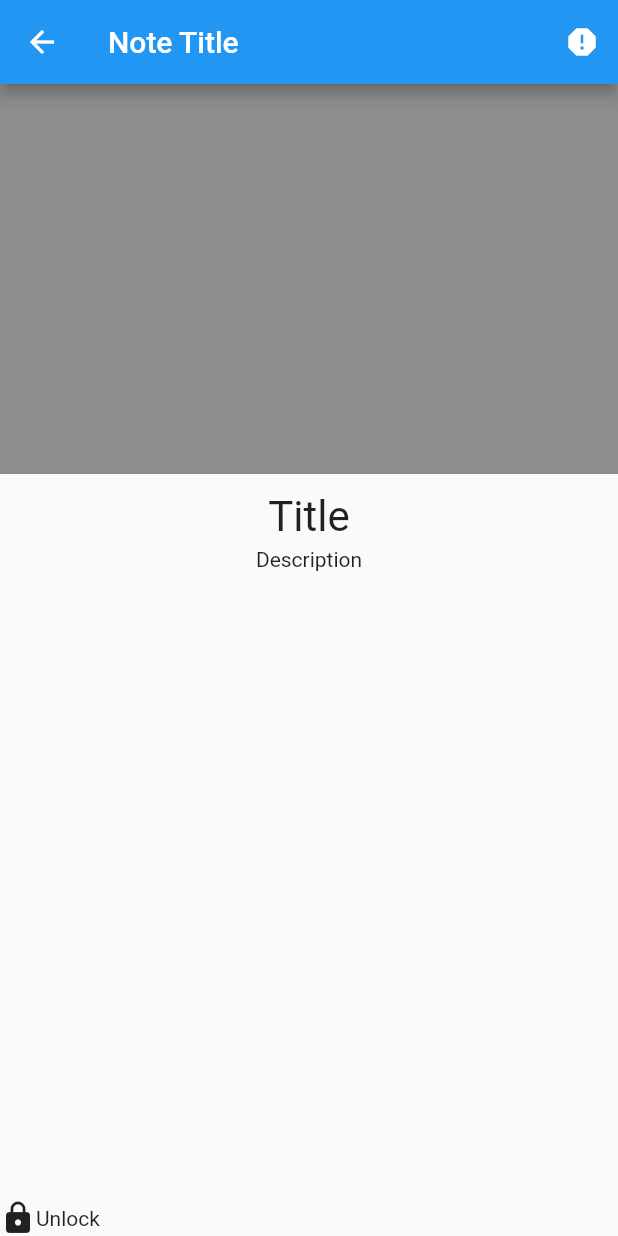
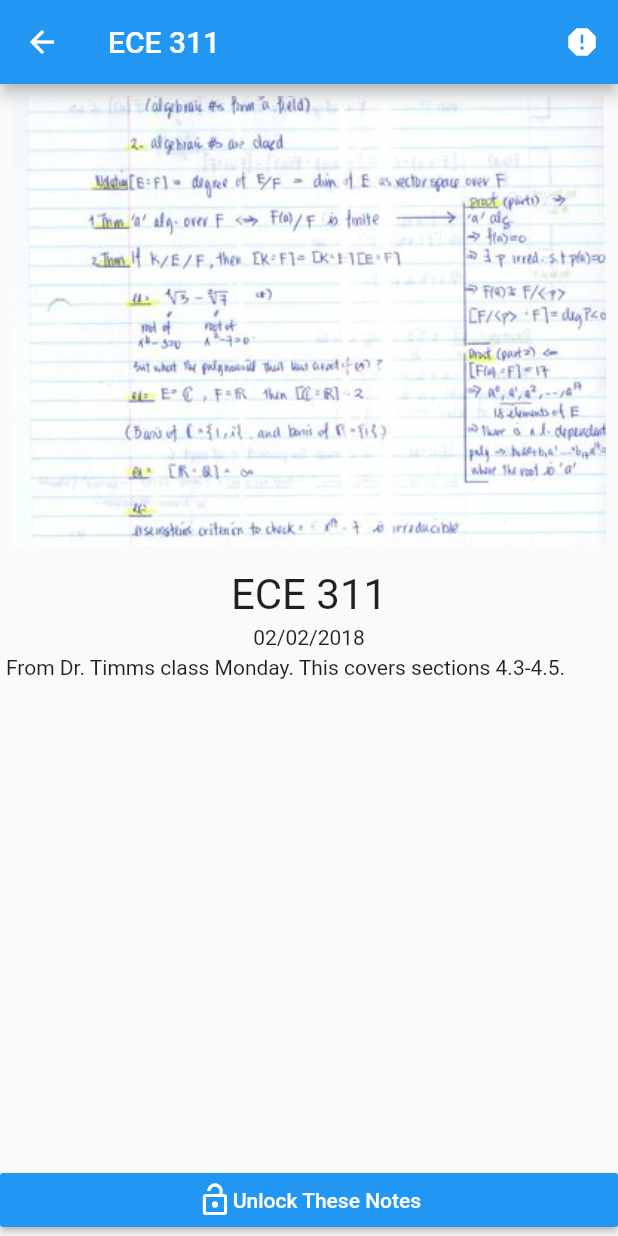
Before and after one commit to evantimms/Oak, a Flutter app: the CardScreen screen opened directly, on a phone screen of 412 x 824 dp. Run offline on Flutter 3.47's test engine with Material 2 defaults, Android fonts, the phone set to English and light mode, and no system bars; our stand-ins replace firebase_auth, firebase_storage, image_picker; accounts and stored records are empty.

Commit message:
updated card screen and make some fake data

```diff
--- a/lib/main.dart
+++ b/lib/main.dart
@@ -10,6 +10,11 @@ Auth authenticator = new Auth();
 void main() => runApp(MyApp());
 
 class MyApp extends StatelessWidget {
+
+  List _getFakeDataRequest () {
+
+    return [];
+  }
 
   Widget _handleCurrentScreen() {
     return new StreamBuilder<FirebaseUser>(
--- a/lib/screens/CardScreen.dart
+++ b/lib/screens/CardScreen.dart
@@ -1,31 +1,75 @@
 import 'package:flutter/material.dart';
 
-class CardScreen extends StatelessWidget {
+class CardScreen extends StatefulWidget {
+
+  @override
+  _CardScreenState createState() => _CardScreenState();
+}
+
+class _CardScreenState extends State<CardScreen> {
+
+  final List<Widget> _previewImageList = <Widget>[
+    Image.asset(
+      'images/note1.jpg',
+      height: 300,
+      width: 400,
+      fit: BoxFit.cover,
+    ),
+    Image.asset(
+      'images/note2.jpg',
+      height: 300,
+      width: 400,
+      fit: BoxFit.cover,
+    ),
+  ];
+
+  int _currentIndex = 0;
+
   @override
   Widget build(BuildContext context){
-    Widget previewImage = Image.asset(
-      'images/stock.jpg',
-      height: 260.0,
-      width: 500,
-      fit: BoxFit.cover,
-    );
+
+
+    Widget previewImage = Padding(
+      padding: EdgeInsets.all(8.0),
+      child: Dismissible(
+        resizeDuration: null,
+        onDismissed: (DismissDirection direction) {
+          int indexChange = direction == DismissDirection.endToStart ? 1 : -1;
+          if ((_currentIndex == 0 && indexChange == -1) ||
+          (_currentIndex == _previewImageList.length - 1 && indexChange == 1)) indexChange = 0;
+          setState(() {
+            _currentIndex = _currentIndex + indexChange;
+          });
+        },
+        key: ValueKey(this._currentIndex),
+        child: this._previewImageList[_currentIndex],
+
+      )
+
+     );
 
     Widget descriptionSection = Container(
       padding: EdgeInsets.symmetric(vertical: 8.0),
       child: Column(
         children: <Widget>[
-          Padding(
-            padding: EdgeInsets.only(top: 4.0),
+          Container(
             child: Text(
-              'Title',
+              'ECE 311',
               textScaleFactor: 2.0,
               textAlign: TextAlign.left,
             ),
           ),
           Padding(
-              padding: EdgeInsets.only(top: 4.0),
-              child: Text(
-                'Description'
+            padding: EdgeInsets.symmetric(vertical: 4.0),
+            child: Text('02/02/2018'),
+          ),
+          Padding(
+              padding: EdgeInsets.only(left: 4.0),
+              child: Align(
+                alignment: Alignment.centerLeft,
+                child: Text(
+                'From Dr. Timms class Monday. This covers sections 4.3-4.5.'
+                ),
               )
           )
         ],
@@ -36,23 +80,24 @@ class CardScreen extends StatelessWidget {
 
     Widget viewButton = Expanded(
       child: Align(
-        alignment: Alignment.bottomCenter,
-        child: Row(
-          children: <Widget>[
-            Row(
-              children: <Widget>[
-                Icon(Icons.lock),
-                Text('Unlock')
-              ],
-            )
-          ],
+        alignment:  Alignment.bottomCenter,
+        child:  RaisedButton(
+          onPressed: () {},
+          child: Row(
+            mainAxisAlignment: MainAxisAlignment.center,
+            children: <Widget>[
+              Icon(Icons.lock_open, color: Colors.white,),
+              Text('Unlock These Notes', style: TextStyle(color: Colors.white))
+            ],
+          ),
+          color: Colors.blue,
         ),
       ),
     );
 
     return new Scaffold(
       appBar: AppBar(
-        title: Text('Note Title'),
+        title: Text('ECE 311'),
         actions: <Widget>[
           IconButton(
             icon: Icon(Icons.report),
@@ -64,7 +109,6 @@ class CardScreen extends StatelessWidget {
             children: <Widget>[
               previewImage,
               descriptionSection,
-              SizedBox(height: 100, width: 200),
               viewButton
             ],
           )
--- a/pubspec.yaml
+++ b/pubspec.yaml
@@ -41,6 +41,8 @@ flutter:
   uses-material-design: true
   assets:
     - images/stock.jpg
+    - images/note1.jpg
+    - images/note2.jpg
 
   # To add assets to your application, add an assets section, like this:
   # assets:
```
Also changed, not shown: lib/data.json (added, +85 -0 lines), images/note1.jpg (added), images/note2.jpg (added).
